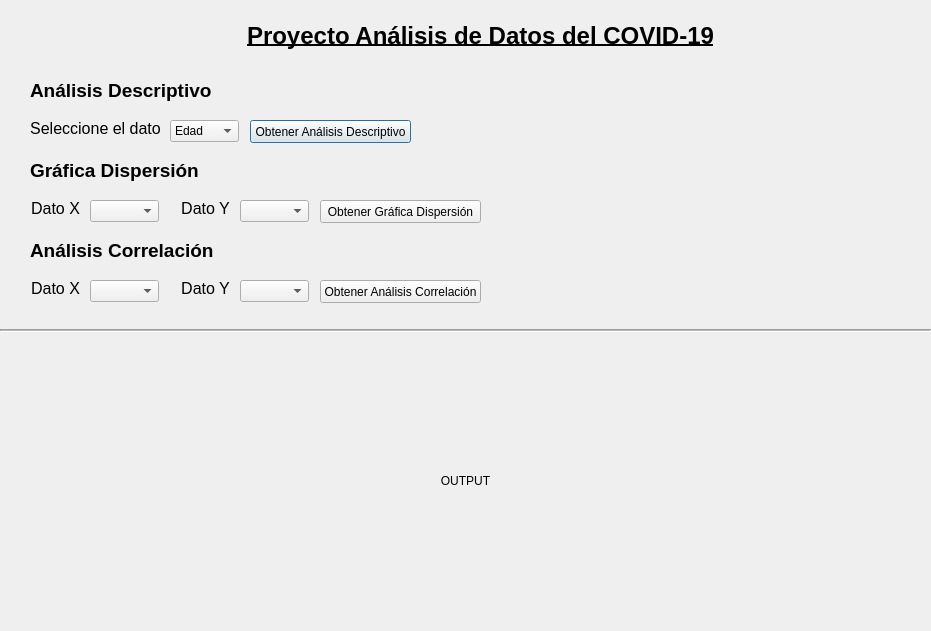
The window that interfaz.ui (AnaGVF/ProyectoProbCOVID) describes before a commit, drawn with Qt 5.
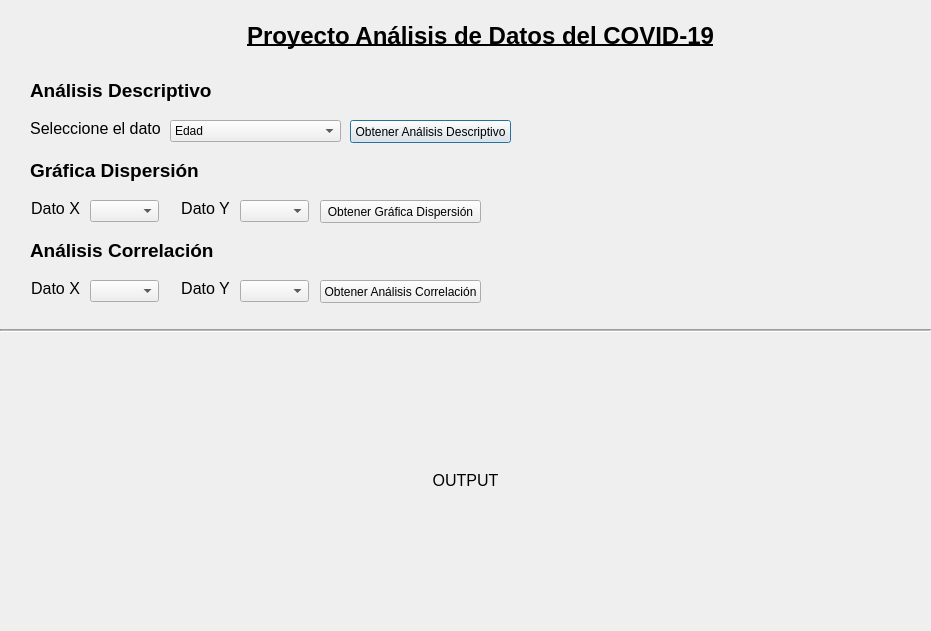
The same window after the commit.

Commit message: Análisis Descriptivos completos y pequeños cambios en detalles de la interfaz

Patch:
```diff
--- a/interfaz.ui
+++ b/interfaz.ui
@@ -62,7 +62,7 @@
     <rect>
      <x>170</x>
      <y>120</y>
-     <width>69</width>
+     <width>171</width>
      <height>22</height>
     </rect>
    </property>
@@ -84,7 +84,7 @@
   <widget class="QPushButton" name="botonAnalisisDescriptivo">
    <property name="geometry">
     <rect>
-     <x>250</x>
+     <x>350</x>
      <y>120</y>
      <width>161</width>
      <height>23</height>
@@ -379,6 +379,11 @@
      <height>281</height>
     </rect>
    </property>
+   <property name="font">
+    <font>
+     <pointsize>12</pointsize>
+    </font>
+   </property>
    <property name="text">
     <string>OUTPUT</string>
    </property>
```
Left out of the diff: 25 changed lines with no effect on the pictures. The commit also changes 2 other files.
